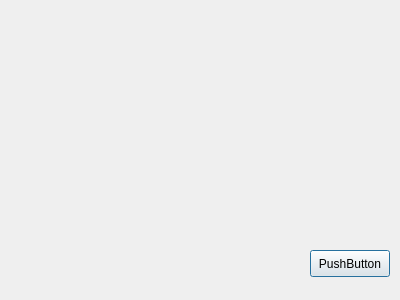
This is testmodule3.ui in Megamezzomixer/Interactivecplusplus as Qt 5 draws it before an edit. The edited form follows.
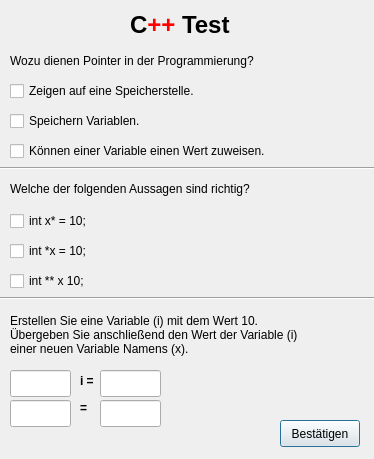
This is the edited form.

The edit to the form file:
```diff
--- a/testmodule3.ui
+++ b/testmodule3.ui
@@ -6,8 +6,8 @@
    <rect>
     <x>0</x>
     <y>0</y>
-    <width>400</width>
-    <height>300</height>
+    <width>374</width>
+    <height>459</height>
    </rect>
   </property>
   <property name="windowTitle">
@@ -16,14 +16,249 @@
   <widget class="QPushButton" name="pushButton">
    <property name="geometry">
     <rect>
-     <x>310</x>
-     <y>250</y>
+     <x>280</x>
+     <y>420</y>
      <width>80</width>
      <height>27</height>
     </rect>
    </property>
    <property name="text">
-    <string>PushButton</string>
+    <string>Bestätigen</string>
+   </property>
+  </widget>
+  <widget class="QLabel" name="label">
+   <property name="geometry">
+    <rect>
+     <x>140</x>
+     <y>80</y>
+     <width>67</width>
+     <height>17</height>
+    </rect>
+   </property>
+   <property name="text">
+    <string/>
+   </property>
+  </widget>
+  <widget class="QLabel" name="label_2">
+   <property name="geometry">
+    <rect>
+     <x>130</x>
+     <y>0</y>
+     <width>111</width>
+     <height>51</height>
+    </rect>
+   </property>
+   <property name="text">
+    <string>&lt;html&gt;&lt;head/&gt;&lt;body&gt;&lt;p&gt;&lt;span style=&quot; font-size:18pt; font-weight:600;&quot;&gt;C&lt;/span&gt;&lt;span style=&quot; font-size:18pt; font-weight:600; color:#ff0000;&quot;&gt;++&lt;/span&gt;&lt;span style=&quot; font-size:18pt; font-weight:600;&quot;&gt; Test&lt;/span&gt;&lt;/p&gt;&lt;/body&gt;&lt;/html&gt;</string>
+   </property>
+  </widget>
+  <widget class="Line" name="line">
+   <property name="geometry">
+    <rect>
+     <x>-10</x>
+     <y>160</y>
+     <width>391</width>
+     <height>16</height>
+    </rect>
+   </property>
+   <property name="orientation">
+    <enum>Qt::Horizontal</enum>
+   </property>
+  </widget>
+  <widget class="QLabel" name="label_3">
+   <property name="geometry">
+    <rect>
+     <x>10</x>
+     <y>50</y>
+     <width>331</width>
+     <height>21</height>
+    </rect>
+   </property>
+   <property name="text">
+    <string>Wozu dienen Pointer in der Programmierung?</string>
+   </property>
+  </widget>
+  <widget class="QCheckBox" name="checkBox">
+   <property name="geometry">
+    <rect>
+     <x>10</x>
+     <y>80</y>
+     <width>271</width>
+     <height>22</height>
+    </rect>
+   </property>
+   <property name="text">
+    <string>Zeigen auf eine Speicherstelle.</string>
+   </property>
+  </widget>
+  <widget class="QCheckBox" name="checkBox_2">
+   <property name="geometry">
+    <rect>
+     <x>10</x>
+     <y>110</y>
+     <width>331</width>
+     <height>22</height>
+    </rect>
+   </property>
+   <property name="text">
+    <string>Speichern Variablen.</string>
+   </property>
+  </widget>
+  <widget class="QCheckBox" name="checkBox_3">
+   <property name="geometry">
+    <rect>
+     <x>10</x>
+     <y>140</y>
+     <width>341</width>
+     <height>22</height>
+    </rect>
+   </property>
+   <property name="text">
+    <string>Können einer Variable einen Wert zuweisen.</string>
+   </property>
+  </widget>
+  <widget class="QLabel" name="label_4">
+   <property name="geometry">
+    <rect>
+     <x>10</x>
+     <y>180</y>
+     <width>301</width>
+     <height>17</height>
+    </rect>
+   </property>
+   <property name="text">
+    <string>Welche der folgenden Aussagen sind richtig?</string>
+   </property>
+  </widget>
+  <widget class="QCheckBox" name="checkBox_4">
+   <property name="geometry">
+    <rect>
+     <x>10</x>
+     <y>210</y>
+     <width>97</width>
+     <height>22</height>
+    </rect>
+   </property>
+   <property name="text">
+    <string>int x* = 10;</string>
+   </property>
+  </widget>
+  <widget class="QCheckBox" name="checkBox_5">
+   <property name="geometry">
+    <rect>
+     <x>10</x>
+     <y>240</y>
+     <width>97</width>
+     <height>22</height>
+    </rect>
+   </property>
+   <property name="text">
+    <string>int *x = 10;</string>
+   </property>
+  </widget>
+  <widget class="QCheckBox" name="checkBox_6">
+   <property name="geometry">
+    <rect>
+     <x>10</x>
+     <y>270</y>
+     <width>97</width>
+     <height>22</height>
+    </rect>
+   </property>
+   <property name="text">
+    <string>int ** x 10;</string>
+   </property>
+  </widget>
+  <widget class="Line" name="line_2">
+   <property name="geometry">
+    <rect>
+     <x>0</x>
+     <y>290</y>
+     <width>391</width>
+     <height>16</height>
+    </rect>
+   </property>
+   <property name="orientation">
+    <enum>Qt::Horizontal</enum>
+   </property>
+  </widget>
+  <widget class="QLabel" name="label_5">
+   <property name="geometry">
+    <rect>
+     <x>10</x>
+     <y>310</y>
+     <width>361</width>
+     <height>51</height>
+    </rect>
+   </property>
+   <property name="text">
+    <string>&lt;html&gt;&lt;head/&gt;&lt;body&gt;&lt;p&gt;Erstellen Sie eine Variable (i) mit dem Wert 10. &lt;br/&gt;Übergeben Sie anschließend den Wert der Variable (i)&lt;br/&gt;einer neuen Variable Namens (x).&lt;/p&gt;&lt;/body&gt;&lt;/html&gt;</string>
+   </property>
+  </widget>
+  <widget class="QLineEdit" name="tb1">
+   <property name="geometry">
+    <rect>
+     <x>10</x>
+     <y>370</y>
+     <width>61</width>
+     <height>27</height>
+    </rect>
+   </property>
+  </widget>
+  <widget class="QLineEdit" name="tb3">
+   <property name="geometry">
+    <rect>
+     <x>10</x>
+     <y>400</y>
+     <width>61</width>
+     <height>27</height>
+    </rect>
+   </property>
+  </widget>
+  <widget class="QLineEdit" name="tb4">
+   <property name="geometry">
+    <rect>
+     <x>100</x>
+     <y>400</y>
+     <width>61</width>
+     <height>27</height>
+    </rect>
+   </property>
+  </widget>
+  <widget class="QLabel" name="label_6">
+   <property name="geometry">
+    <rect>
+     <x>80</x>
+     <y>366</y>
+     <width>67</width>
+     <height>31</height>
+    </rect>
+   </property>
+   <property name="text">
+    <string>&lt;html&gt;&lt;head/&gt;&lt;body&gt;&lt;p&gt;&lt;span style=&quot; font-weight:600;&quot;&gt;i =&lt;/span&gt;&lt;/p&gt;&lt;/body&gt;&lt;/html&gt;</string>
+   </property>
+  </widget>
+  <widget class="QLabel" name="label_7">
+   <property name="geometry">
+    <rect>
+     <x>80</x>
+     <y>400</y>
+     <width>16</width>
+     <height>17</height>
+    </rect>
+   </property>
+   <property name="text">
+    <string>&lt;html&gt;&lt;head/&gt;&lt;body&gt;&lt;p&gt;&lt;span style=&quot; font-weight:600;&quot;&gt;=&lt;/span&gt;&lt;/p&gt;&lt;/body&gt;&lt;/html&gt;</string>
+   </property>
+  </widget>
+  <widget class="QLineEdit" name="tb2">
+   <property name="geometry">
+    <rect>
+     <x>100</x>
+     <y>370</y>
+     <width>61</width>
+     <height>27</height>
+    </rect>
    </property>
   </widget>
  </widget>
```
